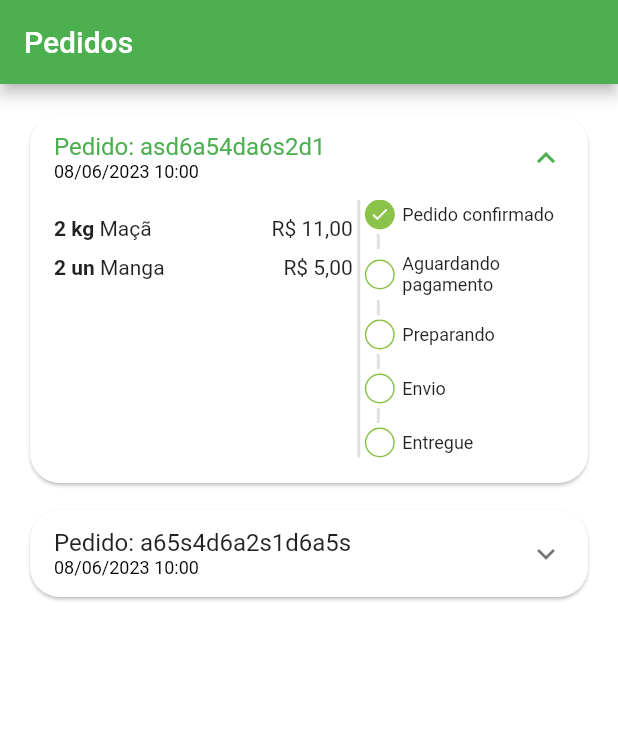
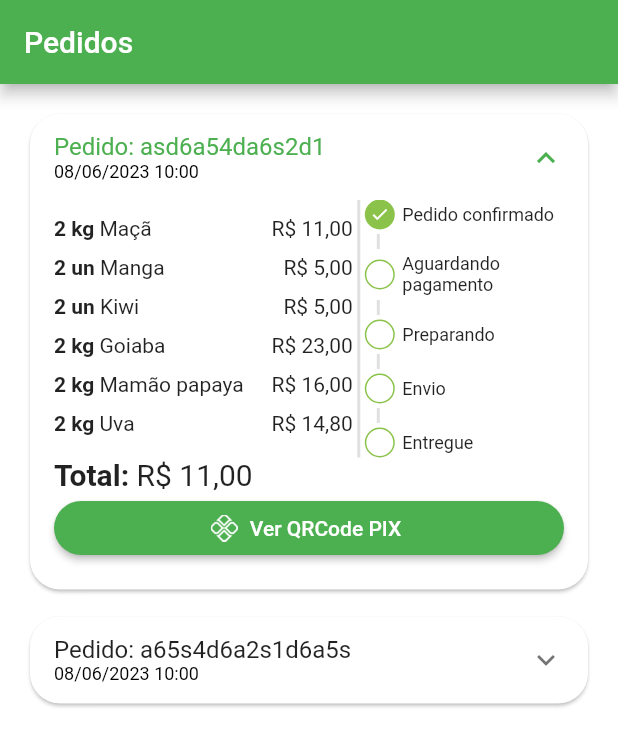
Before and after one commit to estelson/greengrocer, a Flutter app: the OrdersTab screen opened directly, on a phone screen of 412 x 824 dp. Shown: the top 746 px of the screen. Run offline on Flutter 3.47's test engine with Material 2 defaults, Android fonts, the phone set to English and light mode, and no system bars; our stand-ins replace animated_text_kit, badges, mask_text_input_formatter.

Commit message:
Configuração do total do pedido e botão do pagamento

```diff
--- a/lib/src/config/app_data.dart
+++ b/lib/src/config/app_data.dart
@@ -107,6 +107,22 @@ List<OrderModel> orders = [
         item: mango,
         quantity: 2,
       ),
+      CartItemModel(
+        item: kiwi,
+        quantity: 2,
+      ),
+      CartItemModel(
+        item: guava,
+        quantity: 2,
+      ),
+      CartItemModel(
+        item: papaya,
+        quantity: 2,
+      ),
+      CartItemModel(
+        item: grape,
+        quantity: 2,
+      ),
     ],
   ),
 
--- a/lib/src/pages/orders/components/order_tile.dart
+++ b/lib/src/pages/orders/components/order_tile.dart
@@ -45,6 +45,8 @@ class OrderTile extends StatelessWidget {
           // Aplicando espaçamento interno ao conteúdo do dialog expandido
           childrenPadding: const EdgeInsets.fromLTRB(16, 0, 16, 16),
 
+          expandedCrossAxisAlignment: CrossAxisAlignment.stretch,
+
           children: [
             // Conteúdo do dialog expandido
             IntrinsicHeight(
@@ -56,6 +58,7 @@ class OrderTile extends StatelessWidget {
                     child: SizedBox(
                       height: 150,
                       child: ListView(
+                        physics: const BouncingScrollPhysics(),
                         children: order.items.map((orderItem) {
                           // Componente de listagem de produtos do pedido
                           return _OrderItemWidget(
@@ -83,6 +86,45 @@ class OrderTile extends StatelessWidget {
                     ),
                   ),
                 ],
+              ),
+            ),
+
+            // Total do pedido
+            Text.rich(
+              TextSpan(
+                style: const TextStyle(
+                  fontSize: 20,
+                ),
+                children: [
+                  const TextSpan(
+                    text: "Total: ",
+                    style: TextStyle(
+                      fontWeight: FontWeight.bold,
+                    ),
+                  ),
+                  TextSpan(
+                    text: UtilsServices().priceToCurrency(order.total),
+                  ),
+                ],
+              ),
+            ),
+
+            // Botão ver QRCode PIX
+            // Só será visível se o status do pedido for "pending_payment"
+            Visibility(
+              visible: order.status == "pending_payment",
+              child: ElevatedButton.icon(
+                style: ElevatedButton.styleFrom(
+                  shape: RoundedRectangleBorder(
+                    borderRadius: BorderRadius.circular(20),
+                  ),
+                ),
+                onPressed: () {},
+                icon: Image.asset(
+                  "assets/app_images/pix.png",
+                  height: 18,
+                ),
+                label: const Text("Ver QRCode PIX"),
               ),
             ),
           ],
--- a/pubspec.yaml
+++ b/pubspec.yaml
@@ -66,6 +66,7 @@ flutter:
   # To add assets to your application, add an assets section, like this:
   assets:
     - assets/fruits/
+    - assets/app_images/
 
   # An image asset can refer to one or more resolution-specific "variants", see
   # https://flutter.dev/assets-and-images/#resolution-aware
```
Also changed, not shown: assets/app_images/pix.png (added).
